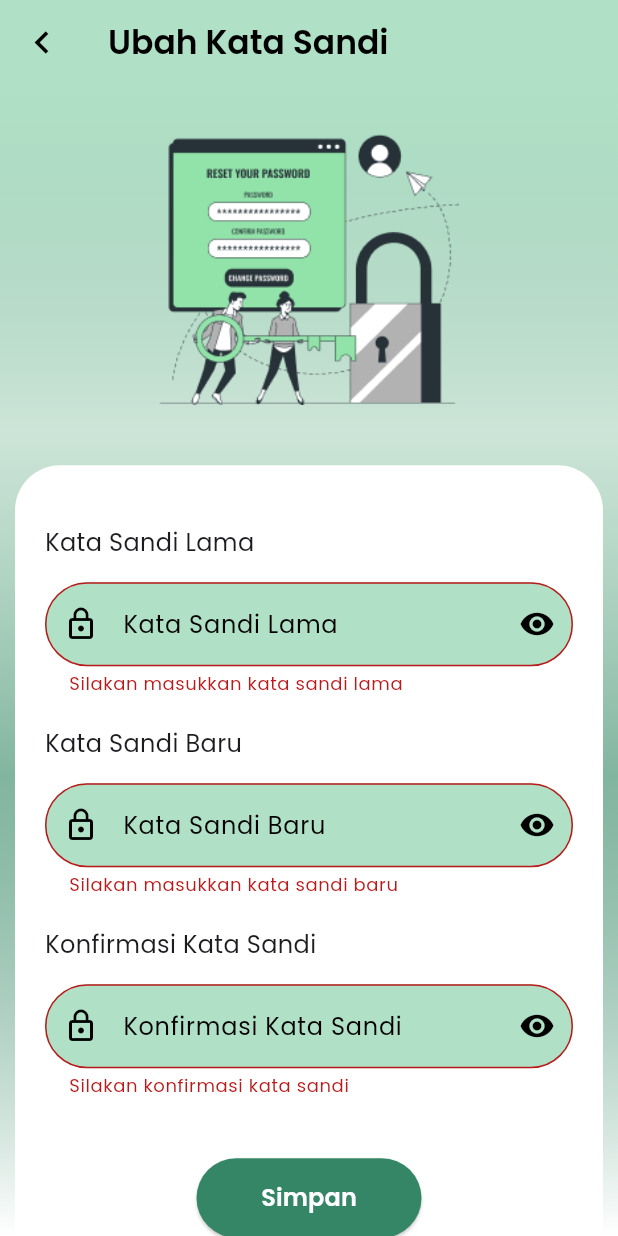
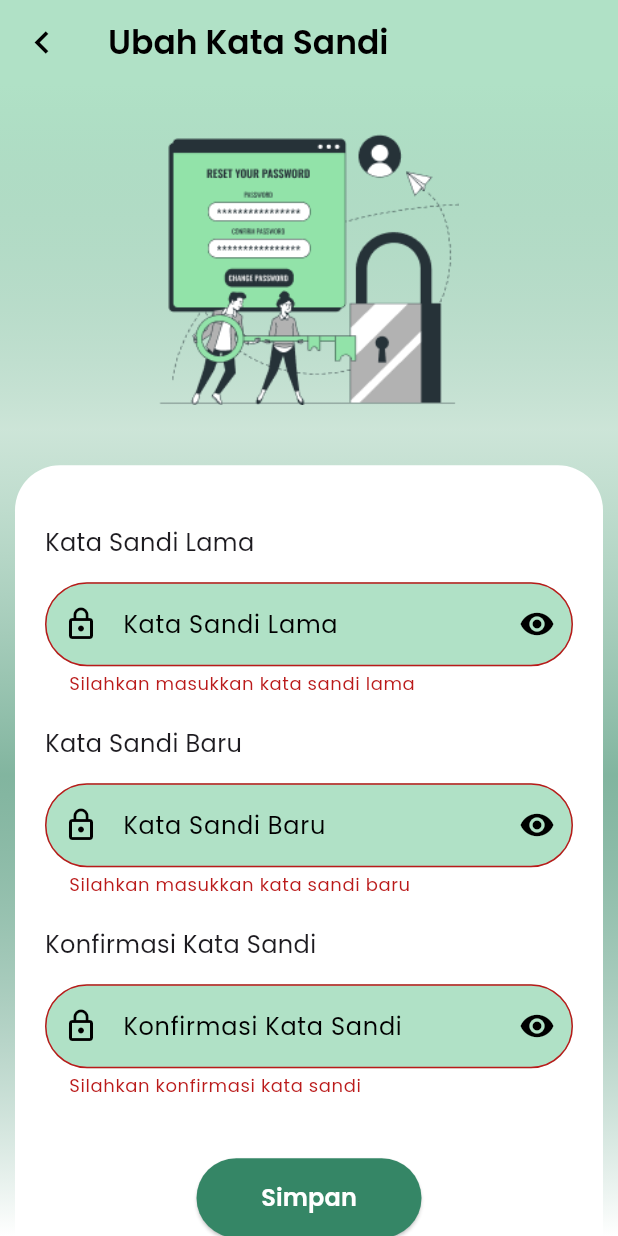
Before and after one commit to fadliaditya06/Geoportal-Mobile, a Flutter app: the UbahKataSandiScreen screen opened directly, after a tap on "Simpan", on a phone screen of 412 x 824 dp. Run offline on Flutter 3.47's test engine with Material 3 defaults, Android fonts, the phone set to English and light mode, and no system bars; our stand-ins replace card_loading, carousel_slider, cloud_firestore, curved_navigation_bar, firebase_auth, firebase_core and 4 more; accounts and stored records are empty.

Commit message:
Fix: Ubah Kata Sandi Screen Update validator message text

```diff
--- a/lib/screens/profil/ubah_kata_sandi_screen.dart
+++ b/lib/screens/profil/ubah_kata_sandi_screen.dart
@@ -89,7 +89,7 @@ class UbahKataSandiScreenState extends State<UbahKataSandiScreen> {
                             controller: controller.kataSandiLamaController,
                             validator: (value) {
                               if (value == null || value.isEmpty) {
-                                return 'Silakan masukkan kata sandi lama';
+                                return 'Silahkan masukkan kata sandi lama';
                               }
                               if (value.length < 6) {
                                 return 'Kata sandi minimal 6 karakter';
@@ -104,7 +104,7 @@ class UbahKataSandiScreenState extends State<UbahKataSandiScreen> {
                             controller: controller.kataSandiBaruController,
                             validator: (value) {
                               if (value == null || value.isEmpty) {
-                                return 'Silakan masukkan kata sandi baru';
+                                return 'Silahkan masukkan kata sandi baru';
                               }
                               if (value.length < 6) {
                                 return 'Kata sandi minimal 6 karakter';
@@ -120,7 +120,7 @@ class UbahKataSandiScreenState extends State<UbahKataSandiScreen> {
                                 controller.konfirmasiKataSandiController,
                             validator: (value) {
                               if (value == null || value.isEmpty) {
-                                return 'Silakan konfirmasi kata sandi';
+                                return 'Silahkan konfirmasi kata sandi';
                               }
                               if (value.length < 6) {
                                 return 'Kata sandi minimal 6 karakter';
```
